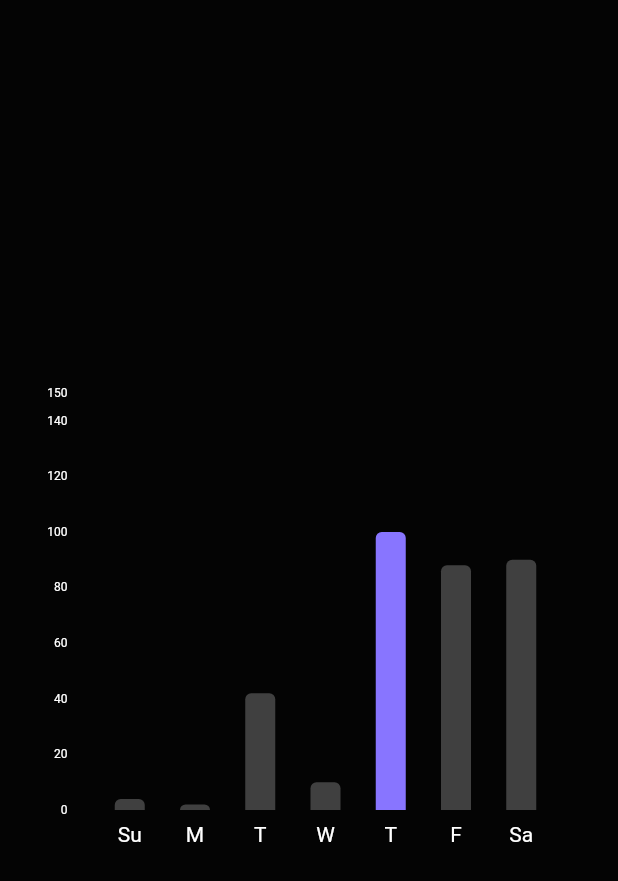
After one commit to thevinitgupta/Pawd, a Flutter app: the Chart screen opened directly, on a phone screen of 412 x 824 dp. The commit adds this screen. Shown: the top 881 px of the screen. Run offline on Flutter 3.47's test engine with Material 2 defaults, Android fonts, the phone set to English and light mode, and no system bars; drawn by our look-alikes of fl_chart; our stand-ins replace bloc, circular_countdown_timer, cloud_firestore, equatable, eva_icons_flutter, firebase_auth and 5 more; accounts and stored records are empty.

Commit message:
add bar chart

```diff
--- /dev/null
+++ b/lib/utils/bar.dart
@@ -0,0 +1,5 @@
+class Bar{
+  final int x;
+  final double y;
+  Bar({required this.x, required this.y});
+}
--- /dev/null
+++ b/lib/utils/usage.dart
@@ -0,0 +1,35 @@
+import 'bar.dart';
+
+class Usage{
+  final double sunday;
+  final double monday;
+  final double tuesday;
+  final double wednesday;
+  final double thursday;
+  final double friday;
+  final double saturday;
+  Usage({
+    required this.sunday,
+    required this.monday,
+    required this.tuesday,
+    required this.wednesday,
+    required this.thursday,
+    required this.friday,
+    required this.saturday,
+  });
+
+  List<Bar> barData = [];
+
+  void initialize(){
+    barData = [
+      Bar(x: 0, y: sunday),
+      Bar(x: 1, y: monday),
+      Bar(x: 2, y: tuesday),
+      Bar(x: 3, y: wednesday),
+      Bar(x: 4, y: thursday),
+      Bar(x: 5, y: friday),
+      Bar(x: 6, y: saturday),
+    ];
+  }
+
+}
--- /dev/null
+++ b/lib/views/Menu.dart
@@ -0,0 +1,15 @@
+import 'package:flutter/material.dart';
+
+class Menu extends StatefulWidget {
+  const Menu({Key? key}) : super(key: key);
+
+  @override
+  State<Menu> createState() => _MenuState();
+}
+
+class _MenuState extends State<Menu> {
+  @override
+  Widget build(BuildContext context) {
+    return const Placeholder();
+  }
+}
--- a/lib/views/home.dart
+++ b/lib/views/home.dart
@@ -8,6 +8,7 @@ import 'package:pawd/views/index.dart';
 import 'package:pawd/res/colors.dart';
 import 'package:pawd/res/sizes.dart';
 import 'package:pawd/res/strings.dart';
+import 'package:pawd/widgets/Chart.dart';
 
 import '../blocs/auth_bloc.dart';
 import '../blocs/data_bloc.dart';
@@ -26,7 +27,7 @@ class _HomeState extends State<Home> {
   int currentTab = 0;
   final List<Widget> screens = [
     const IndexPage(),
-    const TaskPlaceholder(),
+    const Chart(),
     //Focus is also present in material package
     const Focus.Focus(),
     const TaskPlaceholder(),
--- /dev/null
+++ b/lib/widgets/Chart.dart
@@ -0,0 +1,100 @@
+import 'package:fl_chart/fl_chart.dart';
+import 'package:flutter/material.dart';
+import 'package:pawd/res/colors.dart';
+import 'package:pawd/utils/usage.dart';
+
+class Chart extends StatelessWidget {
+  const Chart({Key? key}) : super(key: key);
+
+  @override
+  Widget build(BuildContext context) {
+    List<double> weeklySummary = [4, 2, 42, 10, 100, 88, 90];
+    Usage chartData = Usage(sunday: weeklySummary[0], monday: weeklySummary[1], tuesday: weeklySummary[2], wednesday: weeklySummary[3], thursday: weeklySummary[4], friday: weeklySummary[5], saturday: weeklySummary[6]);
+
+    chartData.initialize();
+    return Scaffold(
+      body: Center(
+        child: SizedBox(
+          height: 300,
+          width: 350,
+          child: BarChart(
+
+              BarChartData(
+                  maxY: 150,
+                  minY: 0,
+                  borderData: FlBorderData(show: false),
+                  titlesData: FlTitlesData(
+                    show: true,
+                    topTitles: AxisTitles(sideTitles: SideTitles(showTitles: false)),
+                    rightTitles: AxisTitles(sideTitles: SideTitles(showTitles: false)),
+                    bottomTitles: AxisTitles(sideTitles: SideTitles(
+                      showTitles: true,
+                      getTitlesWidget: getBottomTiles,
+                    )),
+                    leftTitles: AxisTitles(
+                      sideTitles: SideTitles(
+                        showTitles: true,
+                        getTitlesWidget: getLeftTiles
+                      ),
+
+                    )
+                  ),
+                  gridData: FlGridData(show: false),
+                  barGroups: chartData.barData.map((data) => BarChartGroupData(x: data.x, barRods: [BarChartRodData(
+                      toY: data.y,
+                    color: data.x==4 ? primaryColor : Colors.white24,
+                    width: 20,
+                    borderRadius: BorderRadius.only(topLeft: Radius.circular(4), topRight: Radius.circular(4), bottomLeft: Radius.zero, bottomRight: Radius.zero)
+                  ),
+                  ])).toList()
+              )
+          ),
+        ),
+      )
+    );
+  }
+}
+
+Widget getLeftTiles(double value, TitleMeta meta){
+  const style = TextStyle(
+      color: Colors.white,
+      fontSize: 8
+  );
+  Widget text = Text("${value.toInt()}", style: style);
+  return SideTitleWidget(axisSide: meta.axisSide, child: text);
+}
+
+Widget getBottomTiles(double value, TitleMeta meta){
+  const style = TextStyle(
+    color: Colors.white,
+    fontSize: 14
+  );
+  Widget text;
+  switch(value.toInt()){
+    case 0:
+      text = const Text('Su',style: style,);
+      break;
+    case 1:
+      text = const Text('M',style: style,);
+      break;
+    case 2:
+      text = const Text('T',style: style,);
+      break;
+    case 3:
+      text = const Text('W',style: style,);
+      break;
+    case 4:
+      text = const Text('T',style: style,);
+      break;
+    case 5:
+      text = const Text('F',style: style,);
+      break;
+    case 6:
+      text = const Text('Sa',style: style,);
+      break;
+
+    default:
+      text = const Text("Day", style: style,);
+  }
+  return SideTitleWidget(axisSide: meta.axisSide, child: text);
+}
--- a/pubspec.yaml
+++ b/pubspec.yaml
@@ -43,6 +43,7 @@ dependencies:
   cloud_firestore: ^4.5.2
   nanoid: ^1.0.0
   circular_countdown_timer: ^0.2.3
+  fl_chart: ^0.62.0
 
   # The following adds the Cupertino Icons font to your application.
   # Use with the CupertinoIcons class for iOS style icons.
```
Also changed, not shown: pubspec.lock.
